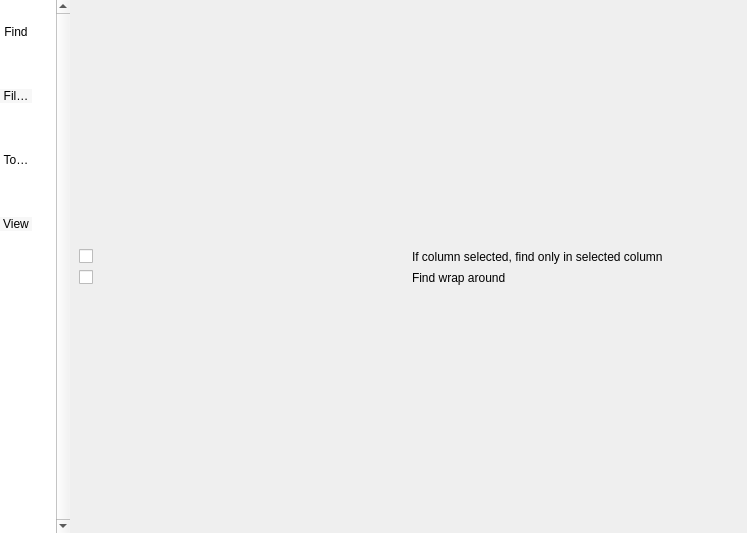
mojmir-svoboda/DbgToolkit, file trace_server/settingslog.ui: the form before one commit.
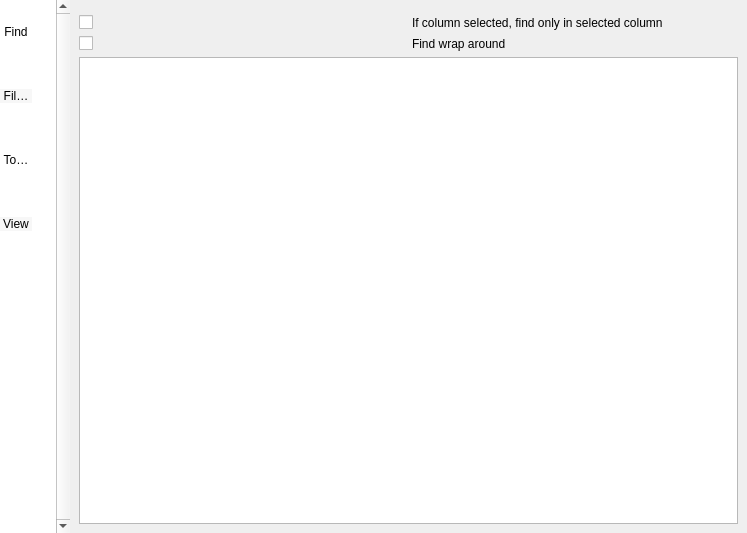
The form after the commit. Icons and pictures are not drawn. Custom widgets are drawn as their Qt base class.

Patch:
```diff
--- a/trace_server/settingslog.ui
+++ b/trace_server/settingslog.ui
@@ -12,7 +12,7 @@
   </property>
   <property name="minimumSize">
    <size>
-    <width>256</width>
+    <width>128</width>
     <height>307</height>
    </size>
   </property>
@@ -256,7 +256,7 @@
            </layout>
           </item>
           <item>
-           <widget class="QWidget" name="widget_2" native="true"/>
+           <widget class="QTableView" name="tableView"/>
           </item>
          </layout>
         </widget>
```
